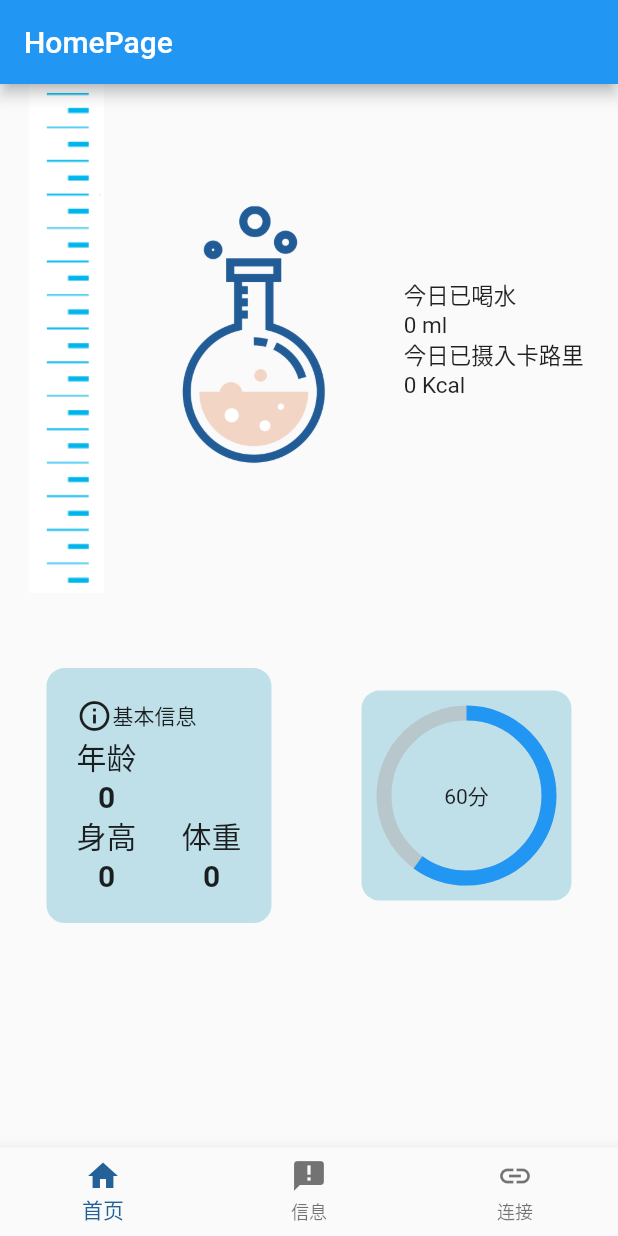
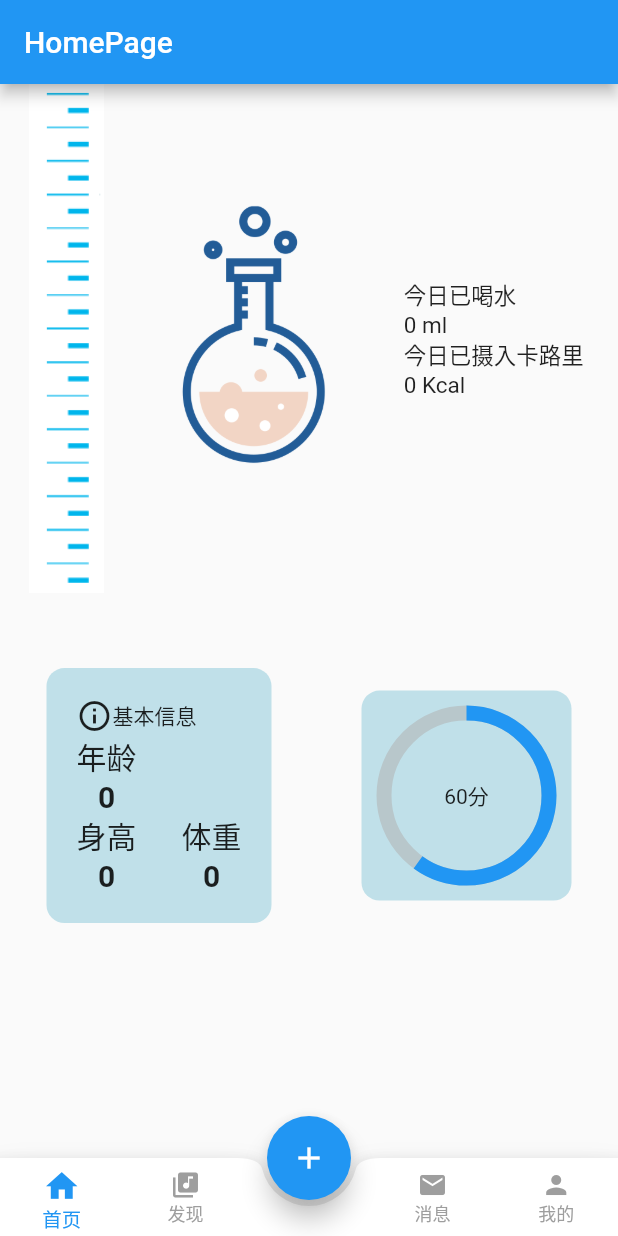
Before and after one commit to GeorgeHu6/georgesFirstFlutter, a Flutter app: the screen it shows after launch, on a phone screen of 412 x 824 dp. Run offline on Flutter 3.47's test engine with Material 2 defaults, Android fonts, the phone set to English and light mode, and no system bars; drawn by our look-alikes of percent_indicator; our stand-ins replace flutter_svg, shared_preferences; project files that could hold a hidden picture were left out.

```diff
--- a/lib/main.dart
+++ b/lib/main.dart
@@ -1,5 +1,6 @@
 import 'package:flutter/material.dart';
 import 'package:provider/provider.dart';
+import 'package:team_work/routes/data_page.dart';
 import 'common/Global.dart';
 import 'common/UserModel.dart';
 import 'routes/personal_center.dart';
@@ -13,7 +14,7 @@ void main() {
         providers: [
           ChangeNotifierProvider(create: (_) => UserModel()),
         ],
-        child: MyWidget(),
+        child: const MyWidget(),
       ),
     ),
   );
@@ -25,12 +26,12 @@ class MyWidget extends StatelessWidget {
   @override
   Widget build(BuildContext context) {
     return MaterialApp(
-      home: MyApp(),
+      home: const MyApp(),
       routes: {
         // "login": (context) => LoginRoute(),
         // "themes": (context) => ThemeChangeRoute(),
         // "language": (context) => LanguageRoute(),
-        "personal_center": (context) => PersonRoute(),
+        "personal_center": (context) => const PersonRoute(),
       },
       debugShowCheckedModeBanner: false,
     );
@@ -43,12 +44,12 @@ class MyNeighbor extends StatelessWidget {
   @override
   Widget build(BuildContext context) {
     return MaterialApp(
-      home: MyApp(),
+      home: const MyApp(),
       routes: {
         // "login": (context) => LoginRoute(),
         // "themes": (context) => ThemeChangeRoute(),
         // "language": (context) => LanguageRoute(),
-        "neighbor": (context) => Neighbor(),
+        "neighbor": (context) => const Neighbor(),
       },
       debugShowCheckedModeBanner: false,
     );
@@ -65,7 +66,7 @@ class MyApp extends StatefulWidget {
 
 class _MyAppState extends State<MyApp> {
   var _selectedIndex = 0;
-  final List _pageList = [HomePage(), PersonRoute(),Neighbor()];
+  final List _pageList = [const HomePage(), const DataPage(), const Neighbor(), const PersonRoute()];
   var _titleName = 'HomePage';
 
   @override
@@ -75,37 +76,121 @@ class _MyAppState extends State<MyApp> {
         title: Text(_titleName),
       ),
       body: _pageList[_selectedIndex],
-      bottomNavigationBar: BottomNavigationBar(
-        // 底部导航
-        items: const <BottomNavigationBarItem>[
-          BottomNavigationBarItem(icon: Icon(Icons.home), label: '首页'),
-          BottomNavigationBarItem(icon: Icon(Icons.announcement), label: '信息'),
-          BottomNavigationBarItem(icon: Icon(Icons.link), label: '连接'),
+      floatingActionButton: FloatingActionButton(
+        backgroundColor: Colors.blue,
+        elevation: 7.0,
+        highlightElevation: 14.0,
+        onPressed: () {
+          print("啊对对对");
+        },
+        mini: false,
+        child: const Icon(
+          Icons.add,
+          color: Colors.white,
+        ),
+      ),
+      floatingActionButtonLocation: FloatingActionButtonLocation.centerDocked,
+      bottomNavigationBar: BottomAppBar(
+        color: Colors.white,
+        shape: const CircularNotchedRectangle(), // 底部导航栏打一个圆形的洞
+        child: Row(
+          mainAxisSize: MainAxisSize.max,
+          mainAxisAlignment: MainAxisAlignment.spaceAround,
+          children: <Widget>[
+            buildBotomItem(_selectedIndex, 0, Icons.home, "首页"),
+            buildBotomItem(_selectedIndex, 1, Icons.library_music, "发现"),
+            buildBotomItem(_selectedIndex, -1, null, "发现"),
+            buildBotomItem(_selectedIndex, 2, Icons.email, "消息"),
+            buildBotomItem(_selectedIndex, 3, Icons.person, "我的"),
           ],
-        currentIndex: _selectedIndex,
-        fixedColor: Color.fromARGB(250, 32, 94, 151),
-        onTap: _onItemTapped,
+        ),
       ),
     );
   }
 
-  void _onItemTapped(int index) {
-    setState(() {
+  buildBotomItem(int selectIndex, int index, IconData? iconData, String title) {
+    //未选中状态的样式
+    TextStyle textStyle = const TextStyle(fontSize: 12.0, color: Colors.grey);
+    MaterialColor iconColor = Colors.grey;
+    double iconSize = 20;
+    EdgeInsetsGeometry padding = const EdgeInsets.only(top: 8.0);
+
+    if (selectIndex == index) {
+      //选中状态的文字样式
+      textStyle = const TextStyle(fontSize: 13.0, color: Colors.blue);
+      //选中状态的按钮样式
+      iconColor = Colors.blue;
+      iconSize = 25;
+      padding = const EdgeInsets.only(top: 6.0);
+    }
+    Widget padItem = const SizedBox(
+      width: 10,
+    );
+    if (iconData != null) {
+      padItem = Padding(
+        padding: padding,
+        child: Container(
+          color: Colors.white,
+          child: Center(
+            child: Column(
+              children: <Widget>[
+                Icon(
+                  iconData,
+                  color: iconColor,
+                  size: iconSize,
+                ),
+                Text(
+                  title,
+                  style: textStyle,
+                )
+              ],
+            ),
+          ),
+        ),
+      );
+    }
+    Widget item = Expanded(
+      flex: 1,
+      child: GestureDetector(
+        onTap: () {
+          if (index != _selectedIndex) {
+            setState(
+              () {
+                _selectedIndex = index;
+                _onItemTapped(index);
+              },
+            );
+          }
+        },
+        child: SizedBox(
+          height: 52,
+          child: padItem,
+        ),
+      ),
+    );
+    return item;
+  }
+
+ void _onItemTapped(int index) async {
+    setState(
+      () {
         _selectedIndex = index;
         switch (index) {
           case 0:
             _titleName = 'HomePage';
             break;
           case 1:
-          _titleName = 'Personal Center';
+            _titleName = 'DataPage';
             break;
           case 2:
             _titleName = 'Neightbor';
             break;
+          case 3:
+            _titleName = 'Personal Center';
+            break;
         }
-
-      // Navigator.popAndPushNamed(context, 'personal_center');
-    });
+      },
+    );
   }
 }
 //test contributor
--- a/lib/routes/personal_center.dart
+++ b/lib/routes/personal_center.dart
@@ -1,10 +1,6 @@
-import 'dart:html';
 import 'dart:ui';
 
 import 'package:flutter/material.dart';
-import 'package:provider/provider.dart';
-import 'package:team_work/common/UserModel.dart';
-import 'package:team_work/models/userInfo.dart';
 import 'package:flutter_svg/flutter_svg.dart';
 
 class PersonRoute extends StatefulWidget {
```
Also changed, not shown: lib/routes/data_page.dart (added, +21 -0 lines), pubspec.lock. Lines whose indentation alone changed are shown as unchanged.
